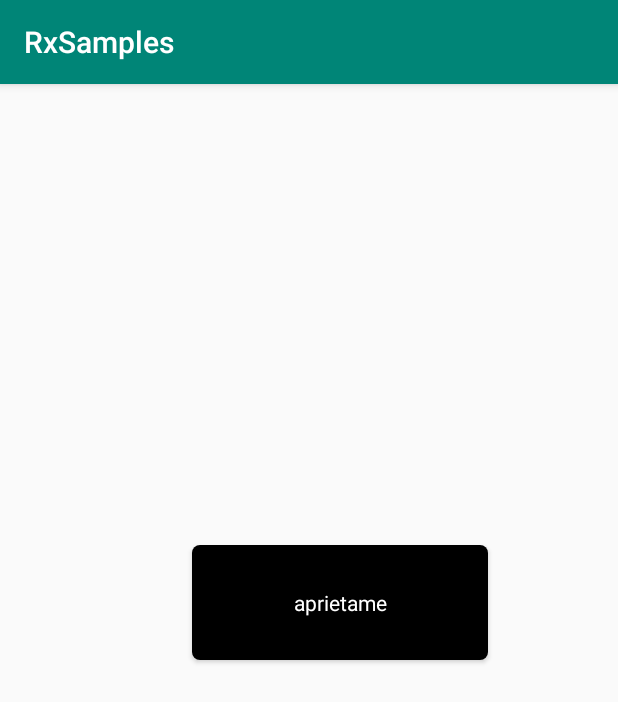
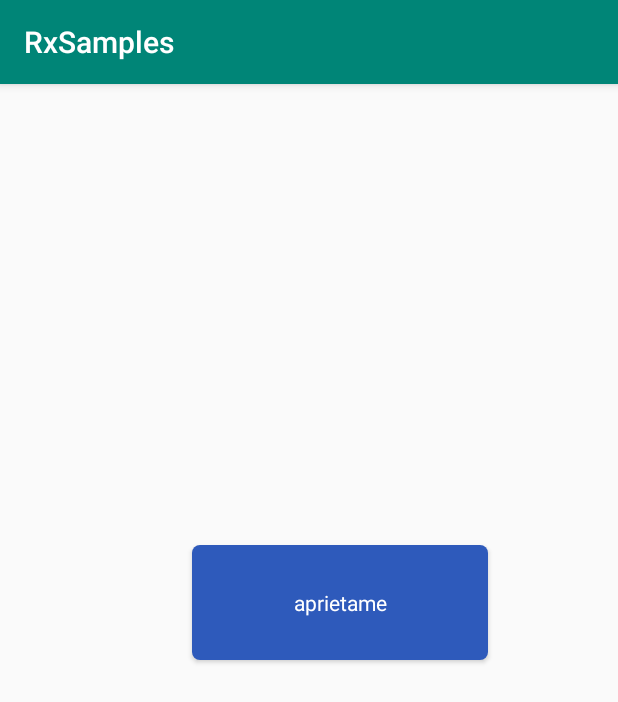
Before and after one commit to christian130/ReactProgramming, an Android app: the screen it shows after launch (MainActivity), on a phone screen of 412 x 824 dp. Shown: the top 702 px of the screen. Run offline under Robolectric (Android 15) with nearby library versions, the phone set to English and light mode, and no system bars; our stand-ins replace RxJava; libraries missing offline, so code that uses them is left out: com.jakewharton.rxbinding3; 3 statements that could not run were skipped.

Commit message:
se añade otro color

```diff
--- a/app/src/main/res/drawable/roundedformat.xml
+++ b/app/src/main/res/drawable/roundedformat.xml
@@ -1,5 +1,5 @@
 <?xml version="1.0" encoding="utf-8"?>
 <shape  xmlns:android="http://schemas.android.com/apk/res/android" android:shape="rectangle">
-    <solid android:color="#000000" />
+    <solid android:color="#2E5ABB" />
     <corners android:radius="5dp" />
 </shape>
```
